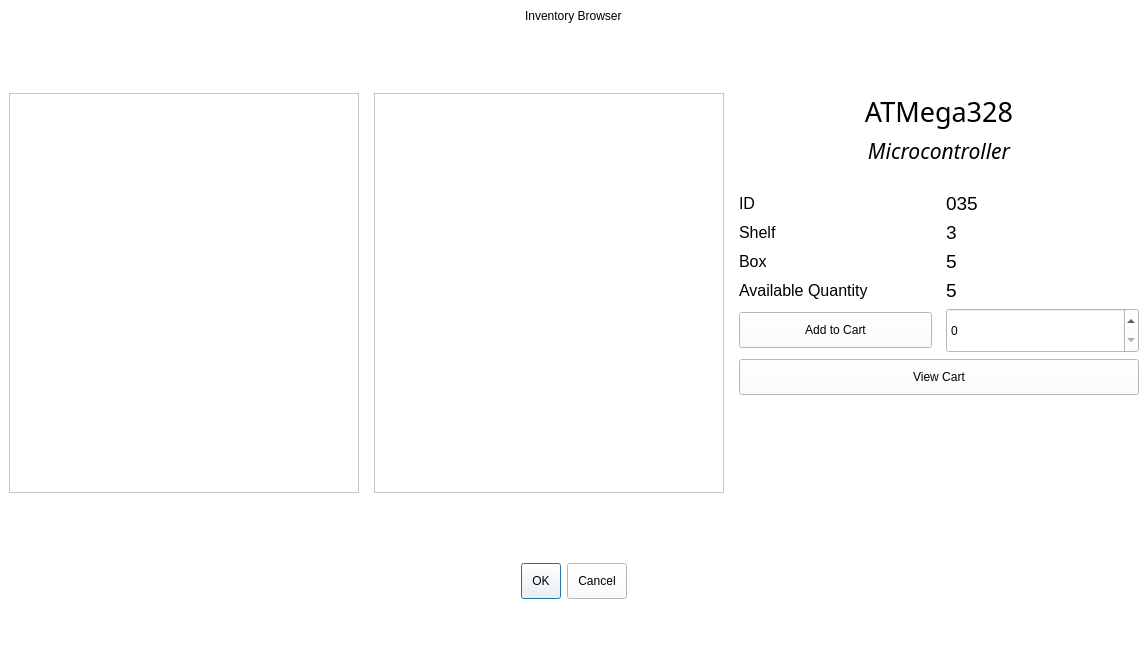
The window that inventory.ui (arc-bphc/sims-gui) describes before a commit, drawn with Qt 5.
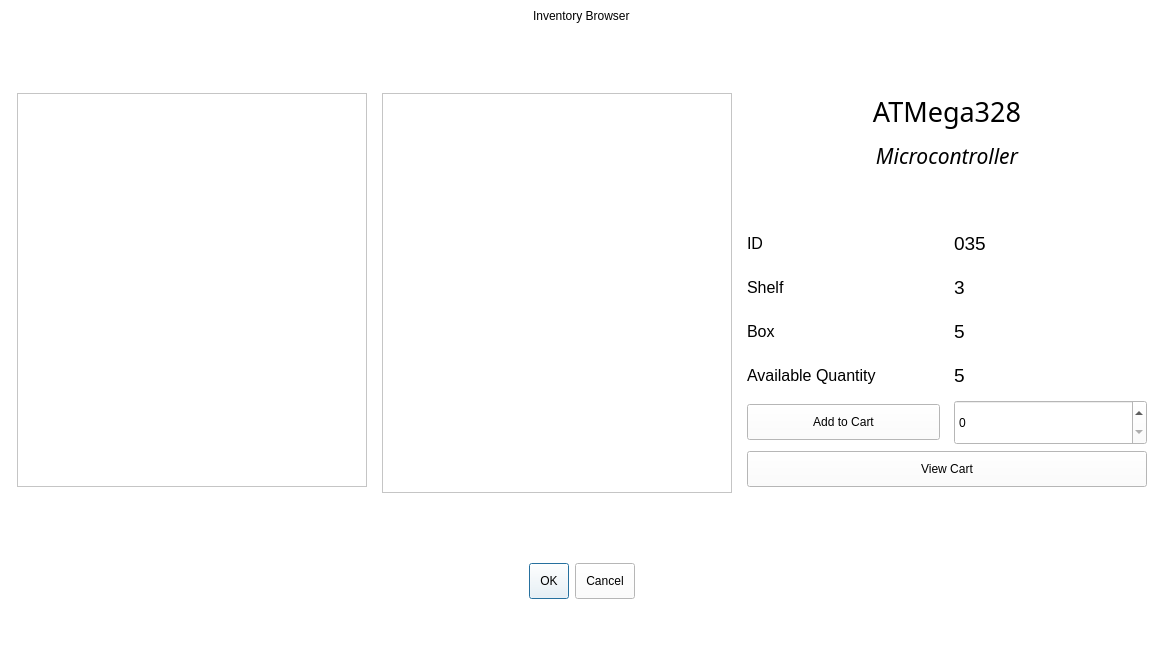
The same window after the commit. Icons and pictures are not drawn.

Commit message: regenerated inventory

```diff
--- a/inventory.ui
+++ b/inventory.ui
@@ -6,7 +6,7 @@
    <rect>
     <x>0</x>
     <y>0</y>
-    <width>1110</width>
+    <width>1164</width>
     <height>672</height>
    </rect>
   </property>
@@ -64,45 +64,6 @@
         </property>
        </spacer>
       </item>
-      <item row="4" column="0" rowspan="2">
-       <widget class="QTreeView" name="treeView">
-        <property name="minimumSize">
-         <size>
-          <width>350</width>
-          <height>400</height>
-         </size>
-        </property>
-        <property name="maximumSize">
-         <size>
-          <width>16777215</width>
-          <height>16777215</height>
-         </size>
-        </property>
-        <property name="font">
-         <font>
-          <pointsize>14</pointsize>
-         </font>
-        </property>
-        <property name="mouseTracking">
-         <bool>false</bool>
-        </property>
-        <property name="frameShape">
-         <enum>QFrame::StyledPanel</enum>
-        </property>
-        <property name="frameShadow">
-         <enum>QFrame::Sunken</enum>
-        </property>
-        <property name="editTriggers">
-         <set>QAbstractItemView::NoEditTriggers</set>
-        </property>
-        <property name="alternatingRowColors">
-         <bool>true</bool>
-        </property>
-        <property name="headerHidden">
-         <bool>true</bool>
-        </property>
-       </widget>
-      </item>
       <item row="4" column="2">
        <layout class="QGridLayout" name="gridLayout">
         <property name="leftMargin">
@@ -369,6 +330,16 @@
         </property>
        </widget>
       </item>
+      <item row="4" column="0">
+       <widget class="QListView" name="categoryView">
+        <property name="minimumSize">
+         <size>
+          <width>350</width>
+          <height>0</height>
+         </size>
+        </property>
+       </widget>
+      </item>
      </layout>
     </item>
    </layout>
```
Left out of the diff: 2 changed lines with no effect on the pictures. The commit also changes 8 other files.
